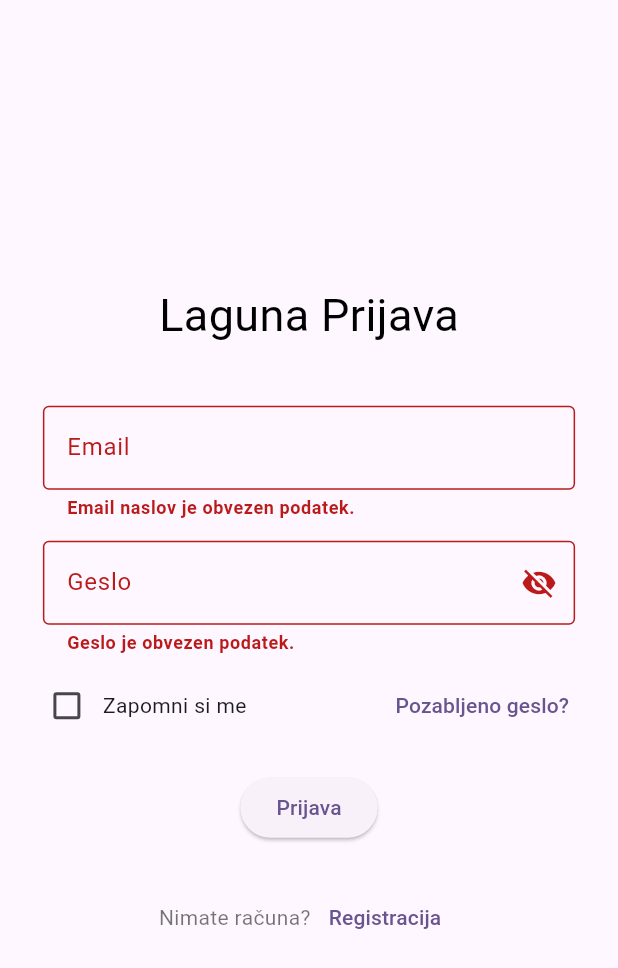
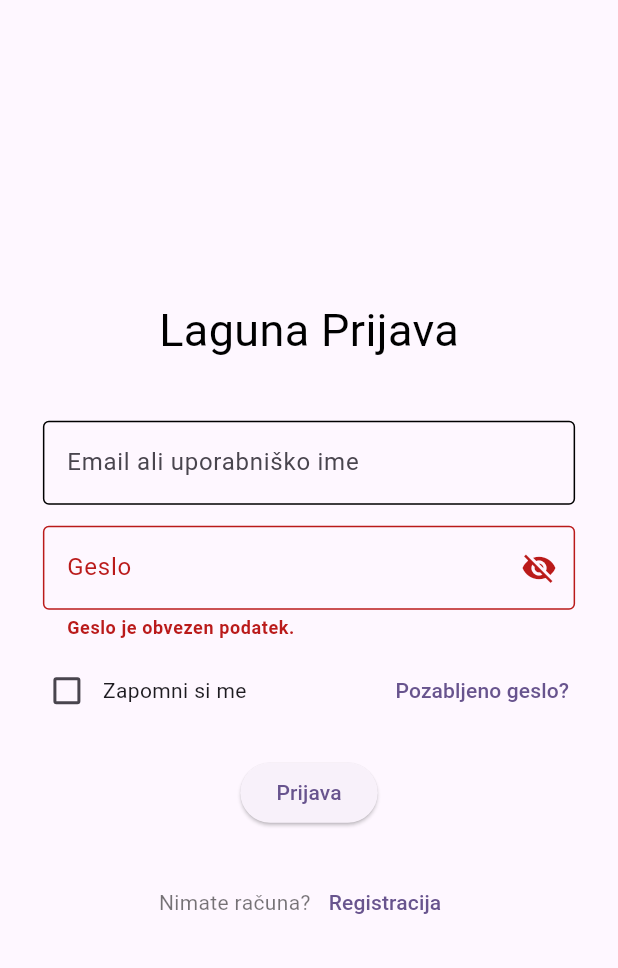
Before and after one commit to SloveniaEngineering/laguna-frontend, a Flutter app: the screen it shows after launch, after a tap on "Prijava", on a phone screen of 412 x 824 dp. Shown: the top 968 px of the screen. Run offline on Flutter 3.47's test engine with Material 2 defaults, Android fonts, the light colour scheme and no system bars; our stand-ins replace flutter_riverpod, freezed_annotation, go_router, riverpod_annotation; generated files the repository leaves out were written again.

Commit message:
working login on desktop and mobile, not yet on web

```diff
--- a/lib/ui/screens/loginScreen/loginScreen.dart
+++ b/lib/ui/screens/loginScreen/loginScreen.dart
@@ -51,7 +51,10 @@ class _LoginScreenState extends ConsumerState<LoginScreen> {
                       mainAxisAlignment: MainAxisAlignment.center,
                       children: <Widget>[
                         CredentialTextField(
-                            mainText: "Email", isPassword: false, controller: emailController, enableValidator: true),
+                            mainText: "Email ali uporabniško ime",
+                            isPassword: false,
+                            controller: emailController,
+                            enableValidator: false),
                         const SizedBox(height: 10),
                         CredentialTextField(
                             mainText: "Geslo",
@@ -100,6 +103,7 @@ class _LoginScreenState extends ConsumerState<LoginScreen> {
                           child: ElevatedButton(
                             onPressed: () {
                               if (formKey.currentState!.validate()) {
+                                print("CALLING LOGIN ENDPOINT");
                                 ref.read(loginProvider.call(emailController.text, passController.text));
                               }
                             },
```
Also changed, not shown: lib/services/httpService.dart (+13 -19 lines), lib/ui/screens/loginScreen/loginState.dart (+18 -6 lines).
